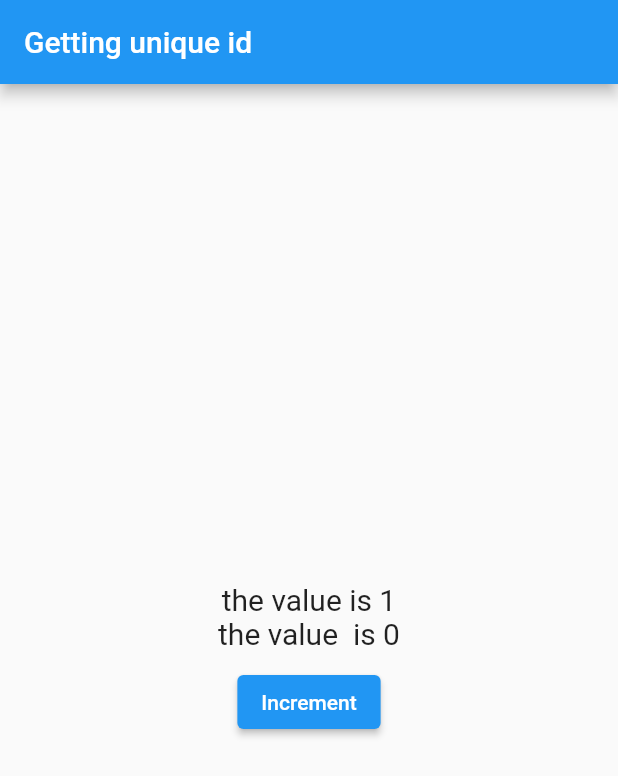
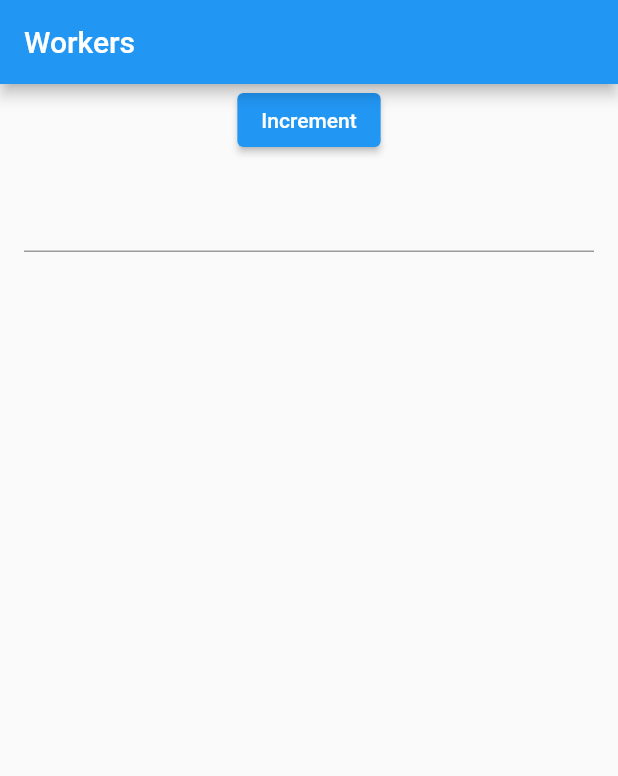
Before and after one commit to maaz-afridi20/getx, a Flutter app: the screen it shows after launch, after a tap on "Increment", on a phone screen of 412 x 824 dp. Shown: the top 776 px of the screen. Run offline on Flutter 3.47's test engine with Material 2 defaults, Android fonts, the light colour scheme and no system bars; our stand-ins replace get.

Commit message:
workers in getx

```diff
--- a/lib/getx_tuts/reactive_state/student_controller.dart
+++ b/lib/getx_tuts/reactive_state/student_controller.dart
@@ -25,4 +25,53 @@ class MyContoller extends GetxController {
     count2++;
     update(['Textcount']);
   }
+
+  RxInt count3 = 0.obs;
+
+  void increment3() {
+    count3++;
+  }
+
+  @override
+  void onInit() {
+    // called every time when the value of the count changes.
+    // so when we ever at the time when the value of the count changes
+    // the ever method will called and it will print the value of the count automatically.
+
+    // all of the workers are give below as
+
+    //
+    //
+    // 1) // ever(count3, (_) => print(count3));
+    //
+
+    // everAll([count3], (callback) => print(count3)); // the main difference between the ever and ever all is that
+    // the ever all method take the list of the things while the ever only takes one things like when the
+    // init functnon call it will print the whole list.
+
+    // once(
+    //     count3,
+    //     (callback) =>
+    //         print('counrting only once')); // this will be printed only once
+
+    // debounce(count3, (callback) => print('this is data after 3 seconds'),
+    //     time: const Duration(
+    //         seconds: 3)); // so the eg is that when we are searching something
+    // on every character some data is going to server so this will slow down the process
+    // so the debounce function will do that we can use the duration and give the time
+    // on our own will so this
+    // property  will do that k jitna time hm nay uss duration mei diy hoga jab
+    // jab textfield mei banda text likena band kr day tb jakay wo server to data send krega..
+    // tu uss stay thora time bach jaye ga
+    // k jab lag jaye k banda ab koi typing nai kar raha tab send kar do server ko bajaye iss k
+    // k har character mein banda send krta jaye...
+    //tu yaha pr hm nay time 1 seconds diya hian jb user 1 second k liye typing bnd krega tub
+    // data server ko response karega..
+    // generally use for searchingpurpose.
+
+    //
+    // tu iss wja hum ye wala worker use karengay jab aisa koii maamlaa hogaaa
+
+    super.onInit();
+  }
 }
--- /dev/null
+++ b/lib/getx_tuts/worker/workers.dart
@@ -0,0 +1,44 @@
+import 'package:flutter/material.dart';
+import 'package:get/get.dart';
+
+import '../reactive_state/student_controller.dart';
+
+class Workerss extends StatelessWidget {
+  Workerss({super.key});
+
+  MyContoller mycc = Get.put(MyContoller());
+
+  @override
+  Widget build(BuildContext context) {
+    return Scaffold(
+      appBar: AppBar(
+        title: const Text('Workers'),
+      ),
+      body: Column(
+        children: [
+          // workers are the this that are triggered when
+          // some specific thing is accured like for eg.
+          // when we press button is changes the state of the app.
+          // so when we press button and also want that the value is printed inside the console
+          // then we can use the workers to the smae type of things
+          // this was just example.
+
+          ElevatedButton(
+            onPressed: () {
+              mycc.increment3();
+            },
+            child: const Text('Increment'),
+          ),
+          Padding(
+            padding: EdgeInsets.all(16),
+            child: TextField(
+              onChanged: (value) {
+                mycc.increment3();
+              },
+            ),
+          ),
+        ],
+      ),
+    );
+  }
+}
--- a/lib/main.dart
+++ b/lib/main.dart
@@ -4,6 +4,7 @@ import 'package:getx_tutorials/getx_tuts/getting_uinqueid.dart';
 import 'package:getx_tutorials/getx_tuts/getx_namedroutes.dart';
 import 'package:getx_tutorials/getx_tuts/getx_routes.dart';
 import 'package:getx_tutorials/getx_tuts/reactive_state/student_ui.dart';
+import 'package:getx_tutorials/getx_tuts/worker/workers.dart';
 import 'package:getx_tutorials/home.dart';
 import 'package:getx_tutorials/nextscreen.dart';
 
@@ -37,7 +38,7 @@ class MyApp extends StatelessWidget {
         // this is another way of getting values when we like the constructor.
         // this is the paramater.
       ],
-      home: GettinguniqueId(),
+      home: Workerss(),
     );
   }
 }
```
